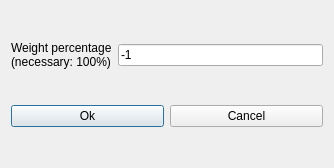
Above: src/interface/modifyconstraintbasiccompulsoryspaceform_template.ui from janLo/FET before the change. Below: the same form after it.
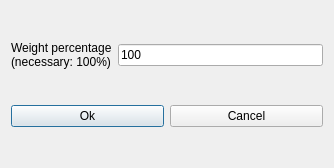
That is the form after the change.

What changed in the file:
```diff
--- a/src/interface/modifyconstraintbasiccompulsoryspaceform_template.ui
+++ b/src/interface/modifyconstraintbasiccompulsoryspaceform_template.ui
@@ -36,7 +36,7 @@
      <item>
       <widget class="QLineEdit" name="weightLineEdit">
        <property name="text">
-        <string>-1</string>
+        <string notr="true">100</string>
        </property>
       </widget>
      </item>
```
Left out of the diff: 5 changed lines with no effect on the pictures.
